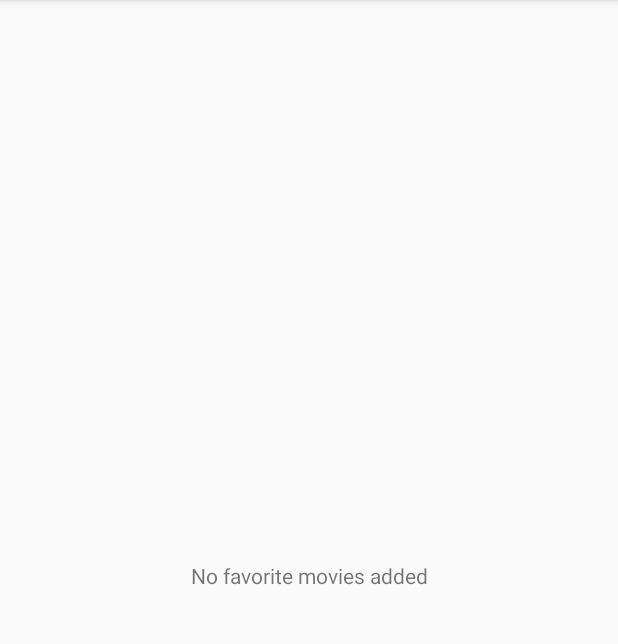
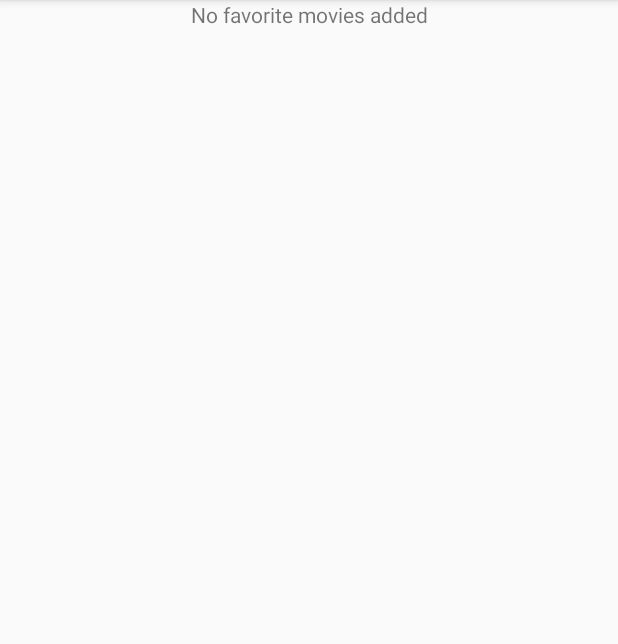
Before and after one commit to tsato1/PopularMovies, an Android app: the screen it shows after launch (MainActivity), in the options menu, after a tap on "Favorites", on a phone screen of 412 x 824 dp, the part 84-728 px from its top. Run offline under Robolectric (Android 15) with nearby library versions, the phone set to English and light mode, and no system bars; our stand-ins replace ButterKnife, Picasso; pictures from the network do not load; 3 statements that could not run were skipped.

```diff
--- a/app/src/main/java/com/udacity/tsato/popularmovies/GetReviewsAsync.java
+++ b/app/src/main/java/com/udacity/tsato/popularmovies/GetReviewsAsync.java
@@ -82,7 +82,7 @@ public class GetReviewsAsync extends AsyncTask<String, Void, String> {
                             j.getString(MainActivity.JSON_ENTRY_CONTENT.trim())
                     );
                     mReviewList.add(item);
-                    Log.d(TAG, item.author);
+                    //Log.d(TAG, item.author);
                 }
             } catch (JSONException e) {
                 e.printStackTrace();
--- a/app/src/main/java/com/udacity/tsato/popularmovies/GetTrailersAsync.java
+++ b/app/src/main/java/com/udacity/tsato/popularmovies/GetTrailersAsync.java
@@ -82,7 +82,7 @@ public class GetTrailersAsync extends AsyncTask<String, Void, String> {
                             j.getString(MainActivity.JSON_ENTRY_NAME)
                     );
                     mTrailerList.add(item);
-                    Log.d(TAG, item.name + ": " + item.trailer);
+                    //Log.d(TAG, item.name + ": " + item.trailer);
                 }
             } catch (JSONException e) {
                 e.printStackTrace();
--- a/app/src/main/res/layout/fragment_movie_list.xml
+++ b/app/src/main/res/layout/fragment_movie_list.xml
@@ -12,8 +12,7 @@
         android:id="@+id/txv_no_connectivity"
         android:layout_width="match_parent"
         android:layout_height="wrap_content"
-        android:layout_centerInParent="true"
-        android:gravity="center"
+        android:gravity="center_horizontal"
         android:visibility="visible"
         android:text="@string/error_connectivity_needed"/>
     <GridView
```
Also changed, not shown: app/src/main/java/com/udacity/tsato/popularmovies/MovieDetailFragment.java (+13 -0 lines).
